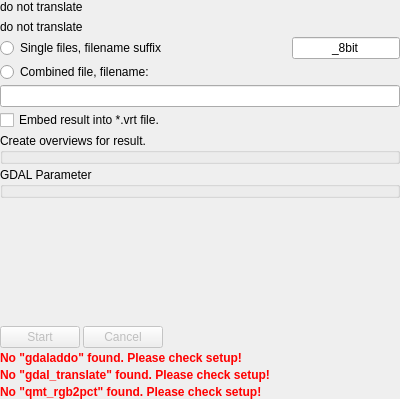
This is src/qmaptool/tool/IToolPalettize.ui in Maproom/qmapshack as Qt 5 draws it before an edit. The edited form follows.
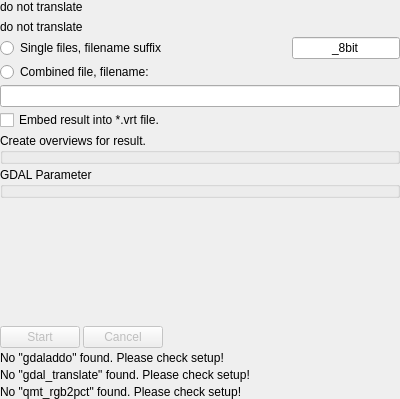
This is the edited form. Icons and pictures are not drawn. Custom widgets are drawn as their Qt base class.

Diff of the .ui file:
```diff
--- a/src/qmaptool/tool/IToolPalettize.ui
+++ b/src/qmaptool/tool/IToolPalettize.ui
@@ -217,7 +217,7 @@
    <item>
     <widget class="QLabel" name="labelNoGdaladdo">
      <property name="text">
-      <string>&lt;b style='color: red;'&gt;No &quot;gdaladdo&quot; found. Please check setup!&lt;/b&gt;</string>
+      <string>No &quot;gdaladdo&quot; found. Please check setup!</string>
      </property>
      <property name="wordWrap">
       <bool>true</bool>
@@ -227,7 +227,7 @@
    <item>
     <widget class="QLabel" name="labelNoGdaltranslate">
      <property name="text">
-      <string>&lt;b style='color: red;'&gt;No &quot;gdal_translate&quot; found. Please check setup!&lt;/b&gt;</string>
+      <string>No &quot;gdal_translate&quot; found. Please check setup!</string>
      </property>
      <property name="wordWrap">
       <bool>true</bool>
@@ -237,7 +237,7 @@
    <item>
     <widget class="QLabel" name="labelNoQmtrgb2pct">
      <property name="text">
-      <string>&lt;b style='color: red;'&gt;No &quot;qmt_rgb2pct&quot; found. Please check setup!&lt;/b&gt;</string>
+      <string>No &quot;qmt_rgb2pct&quot; found. Please check setup!</string>
      </property>
      <property name="wordWrap">
       <bool>true</bool>
```
